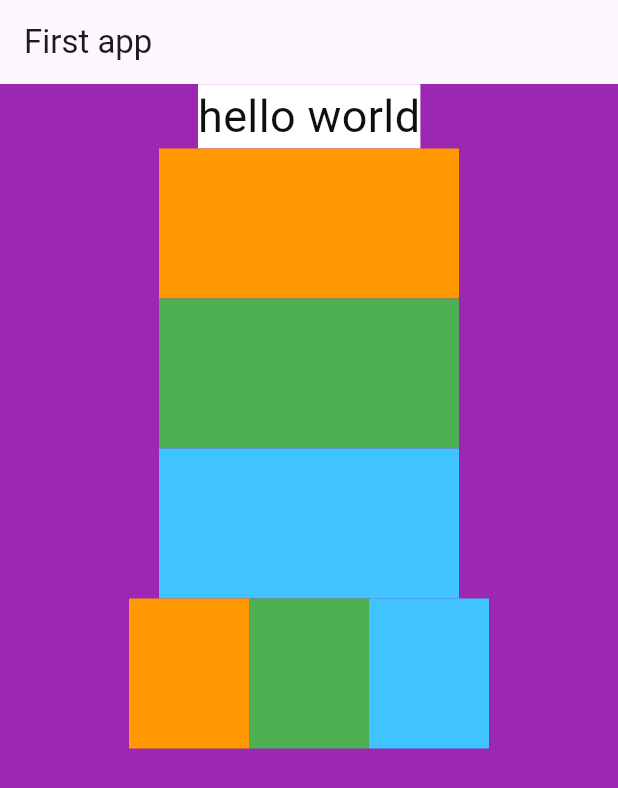
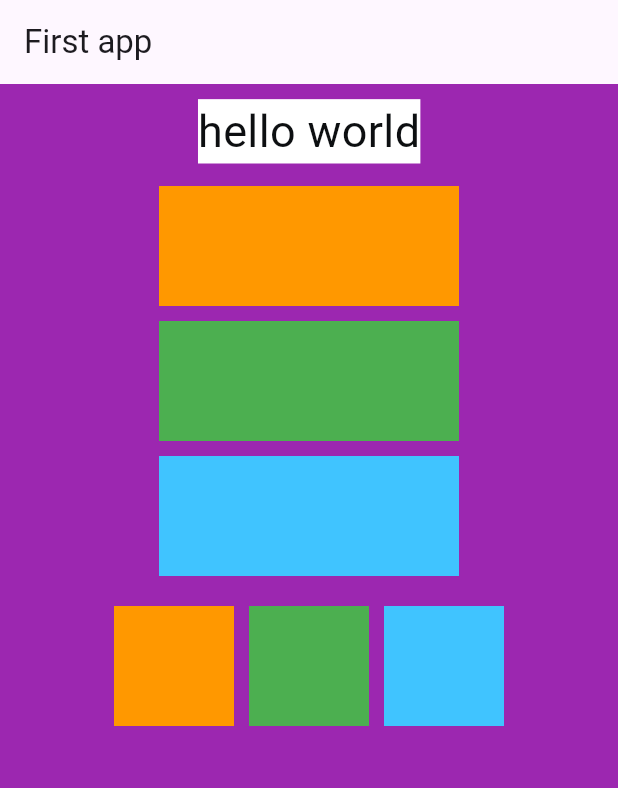
Before and after one commit to SamikshaBhandari/flutter, a Flutter app: the screen it shows after launch, on a phone screen of 412 x 824 dp. Shown: the top 788 px of the screen. Run offline on Flutter 3.47's test engine with Material 3 defaults, Android fonts, the phone set to English and light mode, and no system bars.

Commit message:
refactor: adjust layout and sizing of HomePage widgets

```diff
--- a/lib/main.dart
+++ b/lib/main.dart
@@ -23,10 +23,12 @@ class HomePage extends StatelessWidget {
       body: Container(
         color: Colors.purple,
         width: double.maxFinite,
+
         child: Column(
           mainAxisAlignment: MainAxisAlignment.start,
           crossAxisAlignment: CrossAxisAlignment.center,
           children: [
+            SizedBox(height: 10),
             Text(
               "hello world",
               style: TextStyle(
@@ -35,19 +37,25 @@ class HomePage extends StatelessWidget {
                 backgroundColor: Colors.white,
               ),
             ),
-            Container(height: 100, width: 200, color: Colors.orange),
-            Container(height: 100, width: 200, color: Colors.green),
-            Container(height: 100, width: 200, color: Colors.lightBlueAccent),
+
+            SizedBox(height: 15),
+
+            Container(height: 80, width: 200, color: Colors.orange),
+            SizedBox(height: 10),
+            Container(height: 80, width: 200, color: Colors.green),
+            SizedBox(height: 10),
+            Container(height: 80, width: 200, color: Colors.lightBlueAccent),
+
+            SizedBox(height: 20),
+
             Row(
               mainAxisAlignment: MainAxisAlignment.center,
               children: [
-                Container(height: 100, width: 80, color: Colors.orange),
-                Container(height: 100, width: 80, color: Colors.green),
-                Container(
-                  height: 100,
-                  width: 80,
-                  color: Colors.lightBlueAccent,
-                ),
+                Container(height: 80, width: 80, color: Colors.orange),
+                SizedBox(width: 10),
+                Container(height: 80, width: 80, color: Colors.green),
+                SizedBox(width: 10),
+                Container(height: 80, width: 80, color: Colors.lightBlueAccent),
               ],
             ),
           ],
```
